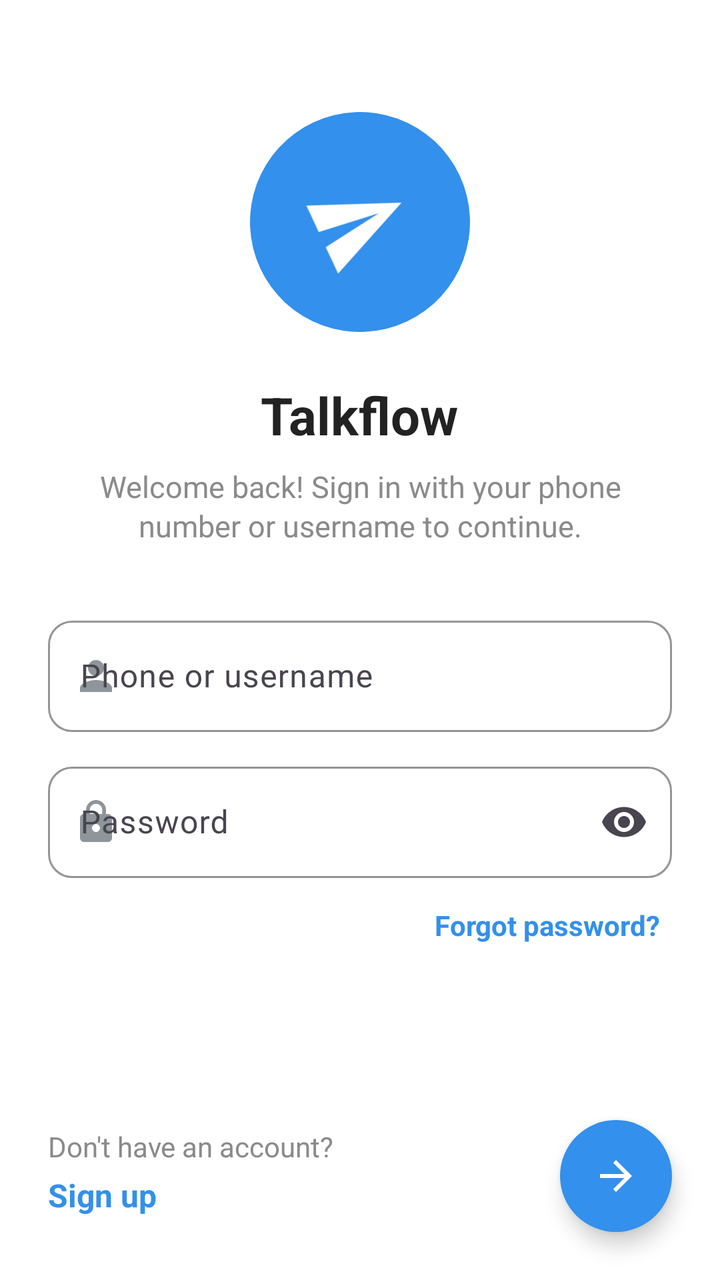
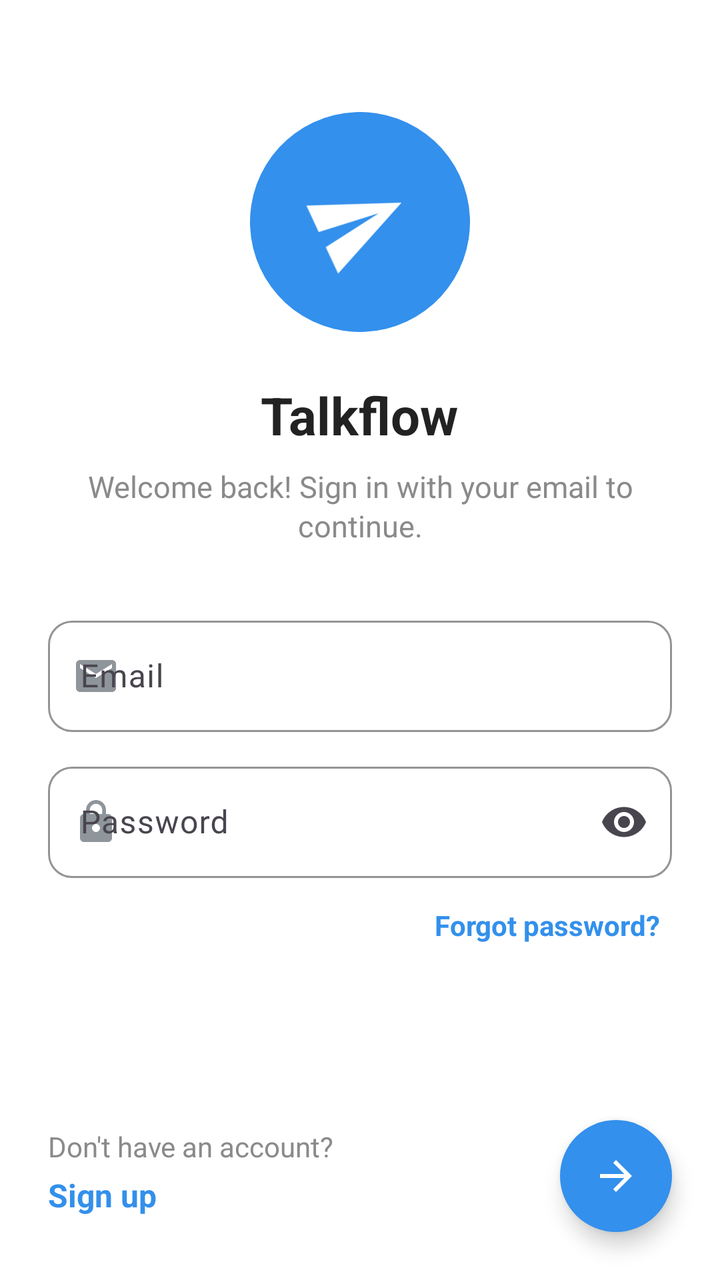

Two renders of the same Android screen: before a commit and after it. Below are the layout's source before the change and the commit's diff.
<!-- AndroidManifest.xml: application theme Theme.Talkflow -->
<!-- res/layout/activity_login.xml -->
<?xml version="1.0" encoding="utf-8"?>
<androidx.constraintlayout.widget.ConstraintLayout xmlns:android="http://schemas.android.com/apk/res/android"
    xmlns:app="http://schemas.android.com/apk/res-auto"
    xmlns:tools="http://schemas.android.com/tools"
    android:id="@+id/root"
    android:layout_width="match_parent"
    android:layout_height="match_parent"
    android:background="@color/tf_background"
    tools:context=".LoginActivity">

    <androidx.core.widget.NestedScrollView
        android:id="@+id/scroll"
        android:layout_width="0dp"
        android:layout_height="0dp"
        android:fillViewport="true"
        app:layout_constraintBottom_toTopOf="@id/bottom_bar"
        app:layout_constraintEnd_toEndOf="parent"
        app:layout_constraintStart_toStartOf="parent"
        app:layout_constraintTop_toTopOf="parent">

        <LinearLayout
            android:layout_width="match_parent"
            android:layout_height="wrap_content"
            android:gravity="center_horizontal"
            android:orientation="vertical"
            android:paddingHorizontal="24dp"
            android:paddingTop="56dp"
            android:paddingBottom="24dp">

            <ImageView
                android:id="@+id/logo"
                android:layout_width="110dp"
                android:layout_height="110dp"
                android:background="@drawable/bg_logo"
                android:contentDescription="@string/app_name"
                android:padding="30dp"
                android:rotation="-25"
                android:src="@drawable/ic_send"
                app:tint="@color/white" />

            <TextView
                android:id="@+id/title"
                android:layout_width="wrap_content"
                android:layout_height="wrap_content"
                android:layout_marginTop="24dp"
                android:text="@string/app_name"
                android:textColor="@color/tf_text_primary"
                android:textSize="26sp"
                android:textStyle="bold" />

            <TextView
                android:id="@+id/subtitle"
                android:layout_width="wrap_content"
                android:layout_height="wrap_content"
                android:layout_marginTop="8dp"
                android:gravity="center"
                android:lineSpacingExtra="2dp"
                android:text="@string/login_subtitle"
                android:textColor="@color/tf_text_secondary"
                android:textSize="15sp" />

            <com.google.android.material.textfield.TextInputLayout
                android:id="@+id/login_layout"
                android:layout_width="match_parent"
                android:layout_height="wrap_content"
                android:layout_marginTop="32dp"
                android:hint="@string/hint_phone_or_username"
                app:startIconDrawable="@drawable/ic_person">

                <com.google.android.material.textfield.TextInputEditText
                    android:id="@+id/login_input"
                    android:layout_width="match_parent"
                    android:layout_height="wrap_content"
                    android:imeOptions="actionNext"
                    android:inputType="text|textNoSuggestions"
                    android:maxLines="1" />
            </com.google.android.material.textfield.TextInputLayout>

            <com.google.android.material.textfield.TextInputLayout
                android:id="@+id/password_layout"
                android:layout_width="match_parent"
                android:layout_height="wrap_content"
                android:layout_marginTop="12dp"
                android:hint="@string/hint_password"
                app:endIconMode="password_toggle"
                app:startIconDrawable="@drawable/ic_lock">

                <com.google.android.material.textfield.TextInputEditText
                    android:id="@+id/password_input"
                    android:layout_width="match_parent"
                    android:layout_height="wrap_content"
                    android:imeOptions="actionDone"
                    android:inputType="textPassword"
                    android:maxLines="1" />
            </com.google.android.material.textfield.TextInputLayout>

            <TextView
                android:id="@+id/forgot_password"
                android:layout_width="wrap_content"
                android:layout_height="wrap_content"
                android:layout_gravity="end"
                android:layout_marginTop="8dp"
                android:background="?attr/selectableItemBackground"
                android:padding="6dp"
                android:text="@string/forgot_password"
                android:textColor="@color/tf_primary"
                android:textSize="14sp"
                android:textStyle="bold" />
        </LinearLayout>
    </androidx.core.widget.NestedScrollView>

    <LinearLayout
        android:id="@+id/bottom_bar"
        android:layout_width="0dp"
        android:layout_height="wrap_content"
        android:clipChildren="false"
        android:clipToPadding="false"
        android:gravity="center_vertical"
        android:orientation="horizontal"
        android:paddingHorizontal="24dp"
        android:paddingTop="8dp"
        android:paddingBottom="24dp"
        app:layout_constraintBottom_toBottomOf="parent"
        app:layout_constraintEnd_toEndOf="parent"
        app:layout_constraintStart_toStartOf="parent">

        <LinearLayout
            android:layout_width="0dp"
            android:layout_height="wrap_content"
            android:layout_weight="1"
            android:orientation="vertical">

            <TextView
                android:layout_width="wrap_content"
                android:layout_height="wrap_content"
                android:text="@string/no_account"
                android:textColor="@color/tf_text_secondary"
                android:textSize="14sp" />

            <TextView
                android:id="@+id/sign_up_link"
                android:layout_width="wrap_content"
                android:layout_height="wrap_content"
                android:background="?attr/selectableItemBackground"
                android:paddingVertical="4dp"
                android:text="@string/sign_up"
                android:textColor="@color/tf_primary"
                android:textSize="16sp"
                android:textStyle="bold" />
        </LinearLayout>

        <com.google.android.material.floatingactionbutton.FloatingActionButton
            android:id="@+id/login_button"
            style="@style/Widget.Talkflow.Fab"
            android:layout_width="wrap_content"
            android:layout_height="wrap_content"
            android:contentDescription="@string/action_log_in"
            android:src="@drawable/ic_arrow_forward" />
    </LinearLayout>
</androidx.constraintlayout.widget.ConstraintLayout>
<!-- resources referenced by this layout -->
<resources>
  <color name="tf_background">#FFFFFF</color>
  <color name="tf_primary">#3390EC</color>
  <color name="tf_text_primary">#222222</color>
  <color name="tf_text_secondary">#8A8A8A</color>
  <color name="white">#FFFFFFFF</color>
  <!-- drawable bg_logo (drawable) -->
  <?xml version="1.0" encoding="utf-8"?>
  <shape xmlns:android="http://schemas.android.com/apk/res/android"
      android:shape="oval">
      <solid android:color="@color/tf_primary" />
  </shape>
  <!-- drawable ic_arrow_forward (drawable) -->
  <?xml version="1.0" encoding="utf-8"?>
  <vector xmlns:android="http://schemas.android.com/apk/res/android"
      android:width="24dp"
      android:height="24dp"
      android:autoMirrored="true"
      android:tint="?attr/colorControlNormal"
      android:viewportWidth="24"
      android:viewportHeight="24">
      <path
          android:fillColor="@android:color/white"
          android:pathData="M12,4l-1.41,1.41L16.17,11H4v2h12.17l-5.58,5.59L12,20l8,-8z" />
  </vector>
  <!-- drawable ic_person (drawable) -->
  <?xml version="1.0" encoding="utf-8"?>
  <vector xmlns:android="http://schemas.android.com/apk/res/android"
      android:width="24dp"
      android:height="24dp"
      android:tint="?attr/colorControlNormal"
      android:viewportWidth="24"
      android:viewportHeight="24">
      <path
          android:fillColor="@android:color/white"
          android:pathData="M12,12c2.21,0 4,-1.79 4,-4s-1.79,-4 -4,-4 -4,1.79 -4,4 1.79,4 4,4zM12,14c-2.67,0 -8,1.34 -8,4v2h16v-2c0,-2.66 -5.33,-4 -8,-4z" />
  </vector>
  <!-- drawable ic_send (drawable) -->
  <?xml version="1.0" encoding="utf-8"?>
  <vector xmlns:android="http://schemas.android.com/apk/res/android"
      android:width="24dp"
      android:height="24dp"
      android:autoMirrored="true"
      android:tint="?attr/colorControlNormal"
      android:viewportWidth="24"
      android:viewportHeight="24">
      <path
          android:fillColor="@android:color/white"
          android:pathData="M2.01,21L23,12 2.01,3 2,10l15,2 -15,2z" />
  </vector>
  <string name="action_log_in">Log in</string>
  <string name="app_name">Talkflow</string>
  <string name="forgot_password">Forgot password?</string>
  <string name="hint_password">Password</string>
  <string name="hint_phone_or_username">Phone or username</string>
  <string name="login_subtitle">Welcome back! Sign in with your phone number or username to continue.</string>
  <string name="no_account">Don\'t have an account?</string>
  <string name="sign_up">Sign up</string>
  <style name="Widget.Talkflow.Fab" parent="Widget.Material3.FloatingActionButton.Primary">
          <item name="backgroundTint">@color/tf_primary</item>
          <item name="tint">@color/white</item>
          <item name="shapeAppearanceOverlay">@style/ShapeAppearance.Talkflow.Circle</item>
      </style>
  <style name="ShapeAppearance.Talkflow.Circle" parent="">
          <item name="cornerFamily">rounded</item>
          <item name="cornerSize">50%</item>
      </style>
  <style name="Base.Theme.Talkflow" parent="Theme.Material3.DayNight.NoActionBar">
          
          
      </style>
  <style name="Widget.Talkflow.TextInput" parent="Widget.Material3.TextInputLayout.OutlinedBox">
          <item name="boxCornerRadiusTopStart">12dp</item>
          <item name="boxCornerRadiusTopEnd">12dp</item>
          <item name="boxCornerRadiusBottomStart">12dp</item>
          <item name="boxCornerRadiusBottomEnd">12dp</item>
          <item name="boxStrokeColor">@color/tf_primary</item>
          <item name="hintTextColor">@color/tf_primary</item>
          <item name="startIconTint">@color/tf_icon</item>
      </style>
  <color name="tf_icon">#8E959B</color>
  <!-- unchanged entries left out for length: 2 -->
</resources>

<!-- the commit's change to res/layout/activity_login.xml (unified diff, before → after) -->
@@ -64,15 +64,15 @@
                 android:layout_width="match_parent"
                 android:layout_height="wrap_content"
                 android:layout_marginTop="32dp"
-                android:hint="@string/hint_phone_or_username"
-                app:startIconDrawable="@drawable/ic_person">
+                android:hint="@string/hint_email"
+                app:startIconDrawable="@drawable/ic_email">
 
                 <com.google.android.material.textfield.TextInputEditText
                     android:id="@+id/login_input"
                     android:layout_width="match_parent"
                     android:layout_height="wrap_content"
                     android:imeOptions="actionNext"
-                    android:inputType="text|textNoSuggestions"
+                    android:inputType="textEmailAddress"
                     android:maxLines="1" />
             </com.google.android.material.textfield.TextInputLayout>
 
<!-- resource entries referenced after the edit -->
@@ -24,7 +24,7 @@
           android:fillColor="@android:color/white"
           android:pathData="M12,4l-1.41,1.41L16.17,11H4v2h12.17l-5.58,5.59L12,20l8,-8z" />
   </vector>
-  <!-- drawable ic_person (drawable) -->
+  <!-- drawable ic_email (drawable) -->
   <?xml version="1.0" encoding="utf-8"?>
   <vector xmlns:android="http://schemas.android.com/apk/res/android"
       android:width="24dp"
@@ -34,7 +34,7 @@
       android:viewportHeight="24">
       <path
           android:fillColor="@android:color/white"
-          android:pathData="M12,12c2.21,0 4,-1.79 4,-4s-1.79,-4 -4,-4 -4,1.79 -4,4 1.79,4 4,4zM12,14c-2.67,0 -8,1.34 -8,4v2h16v-2c0,-2.66 -5.33,-4 -8,-4z" />
+          android:pathData="M20,4H4c-1.1,0 -1.99,0.9 -1.99,2L2,18c0,1.1 0.9,2 2,2h16c1.1,0 2,-0.9 2,-2V6c0,-1.1 -0.9,-2 -2,-2zM20,8l-8,5 -8,-5V6l8,5 8,-5v2z" />
   </vector>
   <!-- drawable ic_send (drawable) -->
   <?xml version="1.0" encoding="utf-8"?>
@@ -52,9 +52,9 @@
   <string name="action_log_in">Log in</string>
   <string name="app_name">Talkflow</string>
   <string name="forgot_password">Forgot password?</string>
+  <string name="hint_email">Email</string>
   <string name="hint_password">Password</string>
-  <string name="hint_phone_or_username">Phone or username</string>
-  <string name="login_subtitle">Welcome back! Sign in with your phone number or username to continue.</string>
+  <string name="login_subtitle">Welcome back! Sign in with your email to continue.</string>
   <string name="no_account">Don\'t have an account?</string>
   <string name="sign_up">Sign up</string>
   <style name="Widget.Talkflow.Fab" parent="Widget.Material3.FloatingActionButton.Primary">
